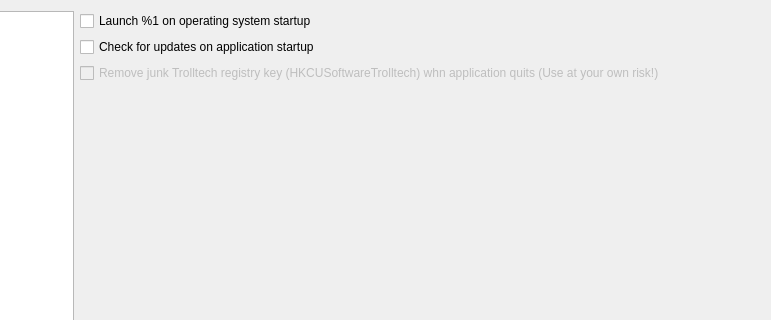
Before: the Qt Designer form src/gui/formsettings.ui in martinrotter/rssguard, drawn with Qt 5; both pictures show x 157 to 928 and y 0 to 320 of the 928 by 498 pixel window.
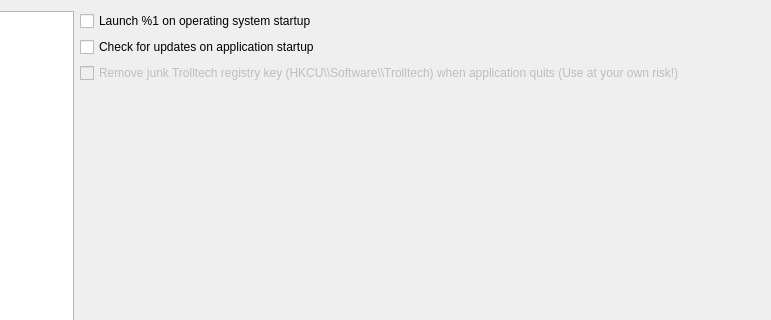
After: the same form once the commit is applied. The open tabs and pages were chosen to show the change. Custom widgets are drawn as their Qt base class.

```diff
--- a/src/gui/formsettings.ui
+++ b/src/gui/formsettings.ui
@@ -129,7 +129,7 @@
           <bool>false</bool>
          </property>
          <property name="text">
-          <string>Remove junk Trolltech registry key (HKCUSoftwareTrolltech) whn application quits (Use at your own risk!)</string>
+          <string>Remove junk Trolltech registry key (HKCU\\Software\\Trolltech) when application quits (Use at your own risk!)</string>
          </property>
         </widget>
        </item>
```
